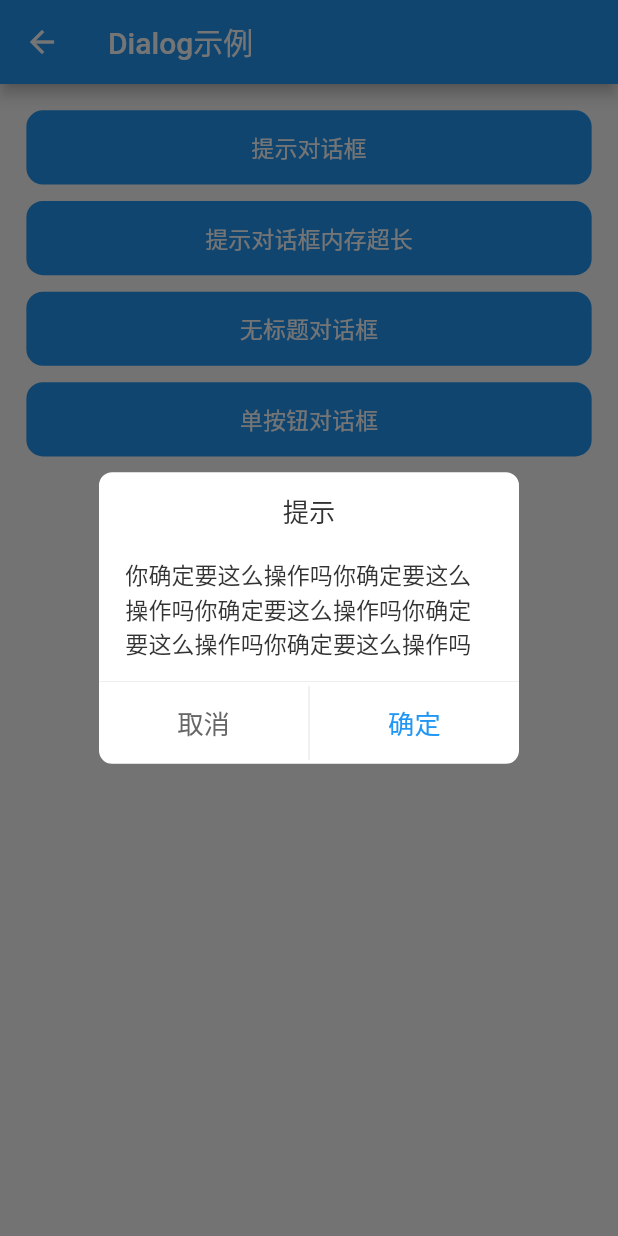
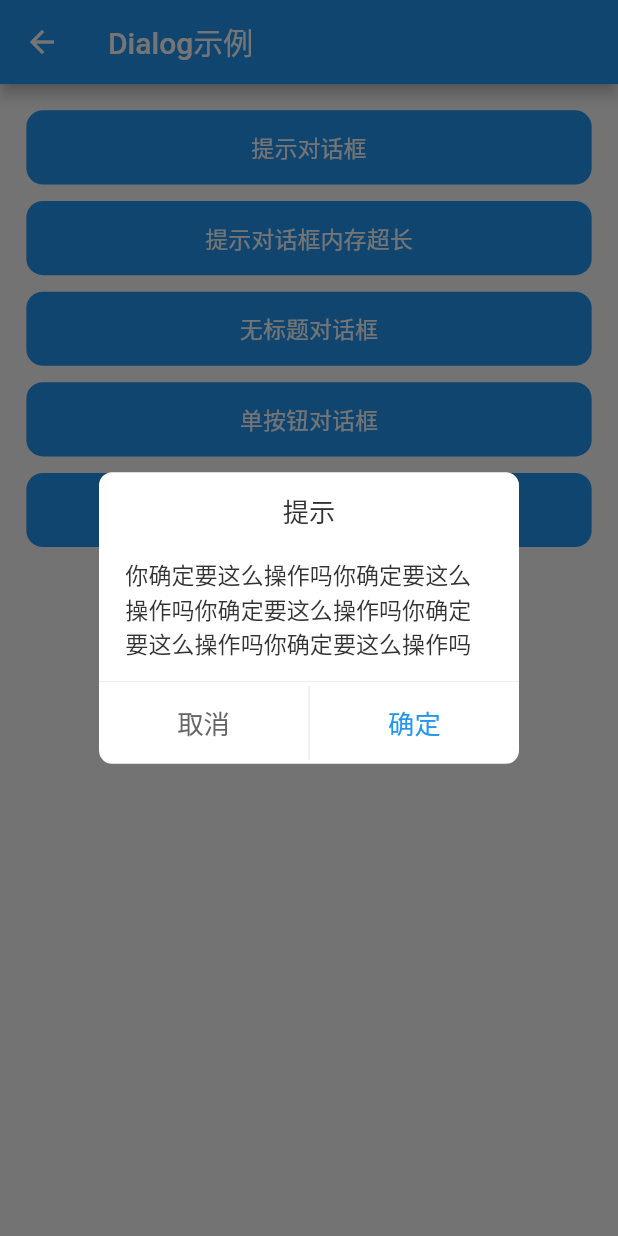
Before and after one commit to azhon/todo_flutter, a Flutter app: the DialogPage screen opened by its route, after a tap on "提示对话框", on a phone screen of 412 x 824 dp. Run offline on Flutter 3.47's test engine with Material 2 defaults, Android fonts, the phone set to English and light mode, and no system bars; our stand-ins replace dio, extended_image, extended_nested_scroll_view, fluro, flutter_bloc, flutter_screenutil and 4 more; accounts and stored records are empty; project files that could hold a hidden picture were left out.

Commit message:
新增Dialog 带输入框 UI组件

```diff
--- a/example/lib/view/dialog_page.dart
+++ b/example/lib/view/dialog_page.dart
@@ -56,6 +56,18 @@ class _DialogPageState extends BaseState<DialogPage> {
                     .singleButtonDialog(context, '提示', '你确定要这么操作吗' * 5);
               },
             ),
+            CommonButton(
+              '输入框对话框',
+              margin: only(bottom: 10),
+              radius: 10,
+              onPressed: () {
+                CommonDialog.instance.inputDialog(
+                  context,
+                  '请输入密码',
+                  placeholder: '请输入密码',
+                );
+              },
+            ),
           ],
         ),
       ),
--- a/lib/src/ui/dialog/base_dialog.dart
+++ b/lib/src/ui/dialog/base_dialog.dart
@@ -1,10 +1,8 @@
 import 'package:flutter/material.dart';
 import 'package:todo_flutter/src/base/ui_widget.dart';
 import 'package:todo_flutter/src/service/route/bundle.dart';
-import 'package:todo_flutter/src/service/route/router_util.dart';
-import 'package:todo_flutter/src/ui/common_button.dart';
-import 'package:todo_flutter/src/ui/common_text.dart';
 import 'package:todo_flutter/src/ui/widget/remove_ripple_widget.dart';
+import 'package:todo_flutter/todo_flutter.dart';
 
 /// createTime: 2023/2/23 on 15:55
 /// desc:
@@ -16,11 +14,13 @@ mixin BaseDialog implements UIWidget {
   ///[title] 标题
   ///[radius] 圆角
   ///[margin] 左右边距
-  ///[confirmWidget] 右边按钮
-  ///[cancelWidget] 左边按钮
   ///[elevation] 阴影
   ///[singleButton] 是否是一个按钮
   ///[canceledOutside] 点击对话框外是否可以关闭
+  ///[confirmText] 右边按钮文本
+  ///[confirmColor] 右边按钮文本颜色
+  ///[cancelText] 左边按钮文本
+  ///[cancelColor] 左边按钮文本颜色
   ///[backgroundColor] 背景颜色
   ///[messageMaxHeight] 消息内容最大高度，超过滚动
   Future<bool?> baseDialog(
@@ -29,15 +29,16 @@ mixin BaseDialog implements UIWidget {
     String? title,
     double? radius,
     EdgeInsets? margin,
-    Widget? confirmWidget,
-    Widget? cancelWidget,
     double elevation = 0,
     bool singleButton = false,
     bool canceledOutside = true,
+    String confirmText = '确定',
+    Color confirmColor = Colors.blue,
+    String cancelText = '取消',
+    Color cancelColor = const Color(0xFF666666),
+    double messageMaxHeight = 120,
     Color backgroundColor = Colors.white,
-    double messageMaxHeight = 120,
   }) async {
-    final sw = MediaQuery.of(context).size.width;
     margin = margin ?? symmetric(0, 100);
     radius = radius ?? setRadius(8);
     final result = await showDialog<Bundle>(
@@ -45,16 +46,143 @@ mixin BaseDialog implements UIWidget {
       builder: (_) {
         return WillPopScope(
           onWillPop: () => Future.value(canceledOutside),
-          child: UnconstrainedBox(
+          child: _commonContent(
+            context,
+            title: title,
+            confirmText: confirmText,
+            confirmColor: confirmColor,
+            cancelText: cancelText,
+            cancelColor: cancelColor,
+            elevation: elevation,
+            singleButton: singleButton,
+            backgroundColor: backgroundColor,
+            radius: radius,
+            margin: margin,
+            content: Padding(
+              padding: only(left: 16, right: 16, top: 16, bottom: 12),
+              child: ConstrainedBox(
+                constraints: BoxConstraints(
+                  maxHeight: setWidth(messageMaxHeight),
+                ),
+                child: RemoveRippleWidget(
+                  child: SingleChildScrollView(
+                    child: CommonText(
+                      message,
+                      color: const Color(0xFF333333),
+                      fontSize: 14,
+                    ),
+                  ),
+                ),
+              ),
+            ),
+          ),
+        );
+      },
+    );
+    return result?.getBool('result');
+  }
+
+  ///基础输入框对话框
+  ///[title] 标题
+  ///[radius] 圆角
+  ///[margin] 左右边距
+  ///[elevation] 阴影
+  ///[singleButton] 是否是一个按钮
+  ///[canceledOutside] 点击对话框外是否可以关闭
+  ///[confirmText] 右边按钮文本
+  ///[confirmColor] 右边按钮文本颜色
+  ///[cancelText] 左边按钮文本
+  ///[cancelColor] 左边按钮文本颜色
+  ///[backgroundColor] 背景颜色
+  Future<String?> baseInputDialog(
+    BuildContext context, {
+    String? title,
+    double? radius,
+    EdgeInsets? margin,
+    double elevation = 0,
+    String placeholder = '',
+    bool singleButton = false,
+    bool canceledOutside = true,
+    String confirmText = '确定',
+    Color confirmColor = Colors.blue,
+    String cancelText = '取消',
+    Color cancelColor = const Color(0xFF666666),
+    Color backgroundColor = Colors.white,
+  }) async {
+    final controller = TextEditingController();
+    final result = await showDialog<Bundle>(
+      context: context,
+      builder: (_) {
+        return WillPopScope(
+          onWillPop: () => Future.value(canceledOutside),
+          child: _commonContent(
+            context,
+            title: title,
+            radius: radius,
+            margin: margin,
+            confirmText: confirmText,
+            confirmColor: confirmColor,
+            cancelText: cancelText,
+            cancelColor: cancelColor,
+            elevation: elevation,
+            singleButton: singleButton,
+            backgroundColor: backgroundColor,
+            content: Padding(
+              padding: only(left: 16, right: 16, top: 16, bottom: 12),
+              child: CommonInput(
+                placeholder: placeholder,
+                controller: controller,
+                padding: symmetric(10, 8),
+                decoration: BoxDecoration(
+                  borderRadius: BorderRadius.circular(setRadius(4)),
+                  border: Border.all(
+                    color: const Color(0xFFECEEF2),
+                    width: setWidth(1),
+                  ),
+                ),
+              ),
+            ),
+          ),
+        );
+      },
+    );
+    final text = controller.text;
+    controller.dispose();
+    final r = result?.getBool('result');
+    if (r == null) {
+      return null;
+    }
+    return r ? text : '';
+  }
+
+  ///对话框内核心组件
+  Widget _commonContent(
+    BuildContext context, {
+    required Widget content,
+    required String confirmText,
+    required Color confirmColor,
+    required String cancelText,
+    required Color cancelColor,
+    required double elevation,
+    required bool singleButton,
+    required Color backgroundColor,
+    String? title,
+    double? radius,
+    EdgeInsets? margin,
+  }) {
+    final sw = MediaQuery.of(context).size.width;
+    margin = margin ?? symmetric(0, 100);
+    radius = radius ?? setRadius(8);
+    return UnconstrainedBox(
       child: Dialog(
         insetPadding: EdgeInsets.zero,
         backgroundColor: Colors.transparent,
         elevation: elevation,
         child: Container(
-                width: sw - (margin!.left + margin.right),
+          width: sw - (margin.left + margin.right),
           decoration: BoxDecoration(
             color: backgroundColor,
-                  borderRadius: BorderRadius.circular(radius!),
+            borderRadius: BorderRadius.circular(radius),
           ),
           child: Column(
             children: [
@@ -71,80 +199,55 @@ mixin BaseDialog implements UIWidget {
                   ),
                 ),
               ),
-                    Padding(
-                      padding: only(left: 16, right: 16, top: 16, bottom: 12),
-                      child: ConstrainedBox(
-                        constraints: BoxConstraints(
-                          maxHeight: setWidth(messageMaxHeight),
-                        ),
-                        child: RemoveRippleWidget(
-                          child: SingleChildScrollView(
-                            child: CommonText(
-                              message,
-                              color: const Color(0xFF333333),
-                              fontSize: 14,
-                            ),
-                          ),
-                        ),
-                      ),
-                    ),
+              content,
               Divider(
                 height: setWidth(1),
                 color: const Color(0xFFEEEEEE),
               ),
-                    _buildButton(singleButton, confirmWidget, cancelWidget)
+              _buildButton(
+                singleButton,
+                confirmText,
+                confirmColor,
+                cancelText,
+                cancelColor,
+              )
             ],
           ),
         ),
       ),
-          ),
     );
-      },
-    );
-    return result?.getBool('result');
   }
 
   ///俩个按钮还是一个按钮
   Widget _buildButton(
     bool singleButton,
-    Widget? confirmWidget,
-    Widget? cancelWidget,
+    String confirmText,
+    Color confirmColor,
+    String cancelText,
+    Color cancelColor,
   ) {
     if (singleButton) {
       return Row(
         children: [
-          confirmWidget ??
-              buttonWidget(
-                '确定',
-                Colors.blue,
-              )
+          _buttonWidget(confirmText, confirmColor),
         ],
       );
     }
     return Row(
       children: [
-        cancelWidget ??
-            buttonWidget(
-              '取消',
-              const Color(0xFF666666),
-              result: false,
-            ),
+        _buttonWidget(cancelText, cancelColor, result: false),
         Container(
           width: setWidth(1),
           height: setWidth(45),
           color: const Color(0xFFEEEEEE),
         ),
-        confirmWidget ??
-            buttonWidget(
-              '确定',
-              Colors.blue,
-            ),
+        _buttonWidget(confirmText, confirmColor),
       ],
     );
   }
 
   ///
-  Widget buttonWidget(
+  Widget _buttonWidget(
     String text,
     Color color, {
     double fontSize = 16,
```
Also changed, not shown: lib/src/ui/dialog/common_dialog.dart (+29 -3 lines). Lines whose indentation alone changed are shown as unchanged.
